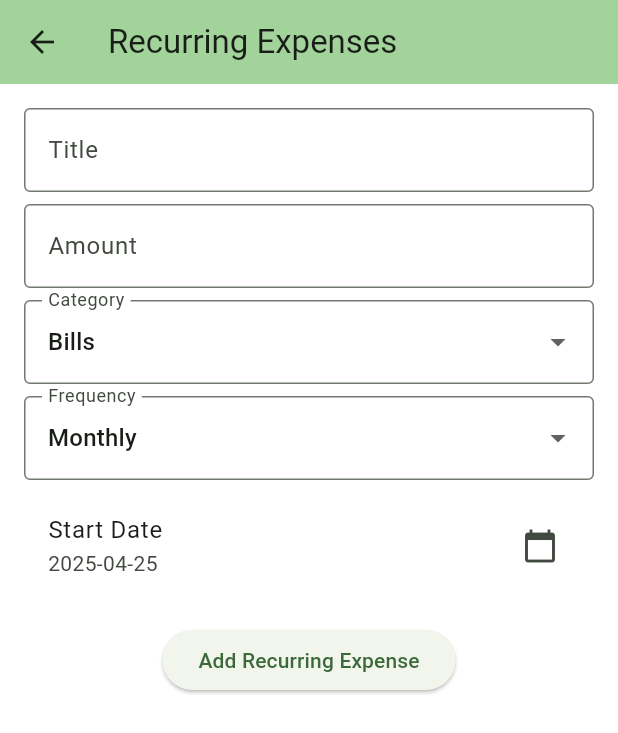
After one commit to AmbujKRai/BrokeNoMore, a Flutter app: the screen it shows after launch, after a tap on the "repeat" icon, on a phone screen of 412 x 824 dp. The commit adds this screen. Shown: the top 733 px of the screen. Run offline on Flutter 3.47's test engine with Material 3 defaults, Android fonts, the phone set to English and light mode, and no system bars; our stand-ins replace fl_chart, hive, hive_flutter, image_picker, shared_preferences; missing offline and left inert: google_mlkit_text_recognition; accounts and stored records are empty.

Commit message:
recurring expenses

```diff
--- /dev/null
+++ b/build.yaml
@@ -0,0 +1,6 @@
+targets:
+  $default:
+    builders:
+      hive_generator:
+        generate_for:
+          - lib/models/**.dart
--- a/lib/main.dart
+++ b/lib/main.dart
@@ -5,12 +5,14 @@ import 'package:provider/provider.dart';
 import 'receipt_scanner.dart';
 import 'theme_provider.dart';
 import 'expense_analysis.dart';
+import 'screens/recurring_expenses_screen.dart';
+import 'models/recurring_expense.dart';
 
 void main() async {
   WidgetsFlutterBinding.ensureInitialized();
   await Hive.initFlutter();
   final expenseBox = await Hive.openBox('expenseBox');
-  await expenseBox.clear(); // Clear any corrupted data
+  final recurringBox = await Hive.openBox('recurringExpenses');
   runApp(
     ChangeNotifierProvider(
       create: (_) => ThemeProvider(),
@@ -44,7 +46,9 @@ class MyHomePage extends StatefulWidget {
 
 class _MyHomePageState extends State<MyHomePage> {
   final _expenseBox = Hive.box('expenseBox');
+  final _recurringBox = Hive.box('recurringExpenses');
   List<Map<String, dynamic>> _expenses = [];
+  List<Map<String, dynamic>> _recurringExpenses = [];
   final TextEditingController _amountController = TextEditingController();
   final TextEditingController _budgetController = TextEditingController();
   String _selectedCategory = 'Food';
@@ -55,6 +59,7 @@ class _MyHomePageState extends State<MyHomePage> {
     super.initState();
     _loadExpenses();
     _loadBudget();
+    _loadRecurringExpenses();
   }
 
   void _loadExpenses() {
@@ -74,6 +79,24 @@ class _MyHomePageState extends State<MyHomePage> {
   }
 
   void _saveBudget() => _expenseBox.put('budget', _budget);
+
+  void _loadRecurringExpenses() {
+    final savedRecurringExpenses = _recurringBox.get('expenses', defaultValue: []);
+    setState(() {
+      _recurringExpenses = List<Map<String, dynamic>>.from(
+        savedRecurringExpenses.map((e) => Map<String, dynamic>.from(e)),
+      );
+    });
+  }
+
+  List<RecurringExpense> _getUpcomingRecurringExpenses() {
+    final now = DateTime.now();
+    return _recurringExpenses
+        .map((e) => RecurringExpense.fromMap(e))
+        .where((e) => e.isActive && e.nextDueDate.isAfter(now))
+        .toList()
+      ..sort((a, b) => a.nextDueDate.compareTo(b.nextDueDate));
+  }
 
   @override
   void dispose() {
@@ -147,7 +170,7 @@ class _MyHomePageState extends State<MyHomePage> {
                 _expenses[index] = {
                   'amount': double.parse(_amountController.text),
                   'category': _selectedCategory,
-                  'date': _expenses[index]['date'], // Keep original date
+                  'date': _expenses[index]['date'],
                 };
                 _saveExpenses();
                 _amountController.clear();
@@ -192,19 +215,17 @@ class _MyHomePageState extends State<MyHomePage> {
     return totalSpent / _budget;
   }
 
-  // Helper method to prepare chart data
   List<BarChartGroupData> _prepareChartData() {
-    // Group expenses by date
+
     final Map<String, double> expensesByDate = {};
     for (var expense in _expenses) {
       final date = expense['date'] as String;
       expensesByDate[date] = (expensesByDate[date] ?? 0) + (expense['amount'] as double);
     }
 
-    // Convert to list and sort by date
     final sortedDates = expensesByDate.keys.toList()..sort();
 
-    // Return bar chart data
+
     return List.generate(
       sortedDates.length,
           (index) {
@@ -230,12 +251,24 @@ class _MyHomePageState extends State<MyHomePage> {
     final totalSpent = _expenses.fold(0.0, (sum, e) => sum + (e['amount'] as double));
     final progress = _calculateBudgetProgress();
     final themeProvider = Provider.of<ThemeProvider>(context);
+    final upcomingRecurring = _getUpcomingRecurringExpenses();
 
     return Scaffold(
       appBar: AppBar(
         title: Text(widget.title),
         backgroundColor: Theme.of(context).colorScheme.inversePrimary,
         actions: [
+          IconButton(
+            icon: const Icon(Icons.repeat),
+            onPressed: () {
+              Navigator.push(
+                context,
+                MaterialPageRoute(
+                  builder: (context) => const RecurringExpensesScreen(),
+                ),
+              ).then((_) => setState(() => _loadRecurringExpenses()));
+            },
+          ),
           IconButton(
             icon: const Icon(Icons.analytics),
             onPressed: () {
@@ -258,7 +291,7 @@ class _MyHomePageState extends State<MyHomePage> {
           padding: const EdgeInsets.all(16.0),
           child: Column(
             children: [
-              // Budget Input
+
               TextField(
                 controller: _budgetController,
                 keyboardType: TextInputType.number,
@@ -281,7 +314,7 @@ class _MyHomePageState extends State<MyHomePage> {
                 ),
               ),
               const SizedBox(height: 16),
-              // Budget Progress
+
               Column(
                 crossAxisAlignment: CrossAxisAlignment.start,
                 children: [
@@ -304,7 +337,7 @@ class _MyHomePageState extends State<MyHomePage> {
                 ],
               ),
               const Divider(),
-              // Chart
+
               Container(
                 height: 200,
                 padding: const EdgeInsets.symmetric(vertical: 10),
@@ -348,7 +381,7 @@ class _MyHomePageState extends State<MyHomePage> {
                       ),
               ),
               const Divider(),
-              // Expense Input
+
               Wrap(
                 spacing: 8,
                 runSpacing: 8,
@@ -390,7 +423,7 @@ class _MyHomePageState extends State<MyHomePage> {
                 ],
               ),
               const SizedBox(height: 16),
-              // Scan Receipt Button
+
               ElevatedButton.icon(
                 onPressed: () {
                   Navigator.push(
@@ -415,7 +448,7 @@ class _MyHomePageState extends State<MyHomePage> {
                 label: const Text('Scan Receipt'),
               ),
               const SizedBox(height: 16),
-              // Expense List
+
               Container(
                 height: 200,
                 child: ListView.builder(
@@ -442,6 +475,52 @@ class _MyHomePageState extends State<MyHomePage> {
                   },
                 ),
               ),
+
+              if (upcomingRecurring.isNotEmpty) ...[
+                const Divider(),
+                const Text(
+                  'Upcoming Recurring Expenses',
+                  style: TextStyle(
+                    fontSize: 18,
+                    fontWeight: FontWeight.bold,
+                  ),
+                ),
+                const SizedBox(height: 8),
+                ListView.builder(
+                  shrinkWrap: true,
+                  physics: const NeverScrollableScrollPhysics(),
+                  itemCount: upcomingRecurring.length,
+                  itemBuilder: (context, index) {
+                    final expense = upcomingRecurring[index];
+                    return ListTile(
+                      leading: const Icon(Icons.repeat),
+                      title: Text(expense.title),
+                      subtitle: Text(
+                        'Due: ${expense.nextDueDate.toString().split(' ')[0]}\n'
+                        '${expense.frequencyText} - ₹${expense.amount.toStringAsFixed(2)}',
+                      ),
+                      trailing: IconButton(
+                        icon: const Icon(Icons.add),
+                        onPressed: () {
+                          setState(() {
+                            _expenses.add({
+                              'amount': expense.amount,
+                              'category': expense.category,
+                              'date': DateTime.now().toString().split(' ')[0],
+                            });
+                            _saveExpenses();
+                          });
+                          ScaffoldMessenger.of(context).showSnackBar(
+                            const SnackBar(
+                              content: Text('Expense added successfully'),
+                            ),
+                          );
+                        },
+                      ),
+                    );
+                  },
+                ),
+              ],
             ],
           ),
         ),
--- /dev/null
+++ b/lib/models/recurring_expense.dart
@@ -0,0 +1,89 @@
+import 'package:hive/hive.dart';
+
+part 'recurring_expense.g.dart';
+
+@HiveType(typeId: 2)
+class RecurringExpense {
+  @HiveField(0)
+  final String id;
+
+  @HiveField(1)
+  final String title;
+
+  @HiveField(2)
+  final double amount;
+
+  @HiveField(3)
+  final String category;
+
+  @HiveField(4)
+  final int frequency; // 1: Daily, 7: Weekly, 30: Monthly
+
+  @HiveField(5)
+  final DateTime startDate;
+
+  @HiveField(6)
+  final DateTime? endDate;
+
+  @HiveField(7)
+  final bool isActive;
+
+  RecurringExpense({
+    required this.id,
+    required this.title,
+    required this.amount,
+    required this.category,
+    required this.frequency,
+    required this.startDate,
+    this.endDate,
+    this.isActive = true,
+  });
+
+  Map<String, dynamic> toMap() {
+    return {
+      'id': id,
+      'title': title,
+      'amount': amount,
+      'category': category,
+      'frequency': frequency,
+      'startDate': startDate.toIso8601String(),
+      'endDate': endDate?.toIso8601String(),
+      'isActive': isActive,
+    };
+  }
+
+  factory RecurringExpense.fromMap(Map<String, dynamic> map) {
+    return RecurringExpense(
+      id: map['id'],
+      title: map['title'],
+      amount: map['amount'],
+      category: map['category'],
+      frequency: map['frequency'],
+      startDate: DateTime.parse(map['startDate']),
+      endDate: map['endDate'] != null ? DateTime.parse(map['endDate']) : null,
+      isActive: map['isActive'],
+    );
+  }
+
+  String get frequencyText {
+    switch (frequency) {
+      case 1:
+        return 'Daily';
+      case 7:
+        return 'Weekly';
+      case 30:
+        return 'Monthly';
+      default:
+        return 'Custom';
+    }
+  }
+
+  DateTime get nextDueDate {
+    final now = DateTime.now();
+    if (now.isBefore(startDate)) return startDate;
+
+    final difference = now.difference(startDate).inDays;
+    final periods = (difference / frequency).ceil();
+    return startDate.add(Duration(days: periods * frequency));
+  }
+}
--- /dev/null
+++ b/lib/screens/recurring_expenses_screen.dart
@@ -0,0 +1,211 @@
+import 'package:flutter/material.dart';
+import 'package:hive_flutter/hive_flutter.dart';
+import '../models/recurring_expense.dart';
+import 'package:uuid/uuid.dart';
+
+class RecurringExpensesScreen extends StatefulWidget {
+  const RecurringExpensesScreen({super.key});
+
+  @override
+  State<RecurringExpensesScreen> createState() => _RecurringExpensesScreenState();
+}
+
+class _RecurringExpensesScreenState extends State<RecurringExpensesScreen> {
+  final _recurringBox = Hive.box('recurringExpenses');
+  final _titleController = TextEditingController();
+  final _amountController = TextEditingController();
+  String _selectedCategory = 'Bills';
+  int _selectedFrequency = 30; // Default to monthly
+  DateTime _startDate = DateTime.now();
+
+  @override
+  void dispose() {
+    _titleController.dispose();
+    _amountController.dispose();
+    super.dispose();
+  }
+
+  void _addRecurringExpense() {
+    final title = _titleController.text.trim();
+    final amount = double.tryParse(_amountController.text);
+
+    if (title.isEmpty || amount == null || amount <= 0) {
+      ScaffoldMessenger.of(context).showSnackBar(
+        const SnackBar(content: Text('Please enter valid details')),
+      );
+      return;
+    }
+
+    final expense = RecurringExpense(
+      id: const Uuid().v4(),
+      title: title,
+      amount: amount,
+      category: _selectedCategory,
+      frequency: _selectedFrequency,
+      startDate: _startDate,
+    );
+
+    final expenses = List<Map<String, dynamic>>.from(
+      _recurringBox.get('expenses', defaultValue: []),
+    );
+    expenses.add(expense.toMap());
+    _recurringBox.put('expenses', expenses);
+
+    _titleController.clear();
+    _amountController.clear();
+    setState(() {});
+  }
+
+  void _deleteRecurringExpense(int index) {
+    final expenses = List<Map<String, dynamic>>.from(
+      _recurringBox.get('expenses', defaultValue: []),
+    );
+    expenses.removeAt(index);
+    _recurringBox.put('expenses', expenses);
+    setState(() {});
+  }
+
+  void _toggleExpenseStatus(int index) {
+    final expenses = List<Map<String, dynamic>>.from(
+      _recurringBox.get('expenses', defaultValue: []),
+    );
+    final expense = RecurringExpense.fromMap(expenses[index]);
+    expenses[index] = RecurringExpense(
+      id: expense.id,
+      title: expense.title,
+      amount: expense.amount,
+      category: expense.category,
+      frequency: expense.frequency,
+      startDate: expense.startDate,
+      endDate: expense.endDate,
+      isActive: !expense.isActive,
+    ).toMap();
+    _recurringBox.put('expenses', expenses);
+    setState(() {});
+  }
+
+  @override
+  Widget build(BuildContext context) {
+    final expenses = List<Map<String, dynamic>>.from(
+      _recurringBox.get('expenses', defaultValue: []),
+    );
+
+    return Scaffold(
+      appBar: AppBar(
+        title: const Text('Recurring Expenses'),
+        backgroundColor: Theme.of(context).colorScheme.inversePrimary,
+      ),
+      body: Column(
+        children: [
+          Padding(
+            padding: const EdgeInsets.all(16.0),
+            child: Column(
+              children: [
+                TextField(
+                  controller: _titleController,
+                  decoration: const InputDecoration(
+                    labelText: 'Title',
+                    border: OutlineInputBorder(),
+                  ),
+                ),
+                const SizedBox(height: 8),
+                TextField(
+                  controller: _amountController,
+                  keyboardType: TextInputType.number,
+                  decoration: const InputDecoration(
+                    labelText: 'Amount',
+                    border: OutlineInputBorder(),
+                  ),
+                ),
+                const SizedBox(height: 8),
+                DropdownButtonFormField<String>(
+                  value: _selectedCategory,
+                  decoration: const InputDecoration(
+                    labelText: 'Category',
+                    border: OutlineInputBorder(),
+                  ),
+                  items: const [
+                    DropdownMenuItem(value: 'Bills', child: Text('Bills')),
+                    DropdownMenuItem(value: 'Subscription', child: Text('Subscription')),
+                    DropdownMenuItem(value: 'Rent', child: Text('Rent')),
+                    DropdownMenuItem(value: 'Other', child: Text('Other')),
+                  ],
+                  onChanged: (value) => setState(() => _selectedCategory = value!),
+                ),
+                const SizedBox(height: 8),
+                DropdownButtonFormField<int>(
+                  value: _selectedFrequency,
+                  decoration: const InputDecoration(
+                    labelText: 'Frequency',
+                    border: OutlineInputBorder(),
+                  ),
+                  items: const [
+                    DropdownMenuItem(value: 1, child: Text('Daily')),
+                    DropdownMenuItem(value: 7, child: Text('Weekly')),
+                    DropdownMenuItem(value: 30, child: Text('Monthly')),
+                  ],
+                  onChanged: (value) => setState(() => _selectedFrequency = value!),
+                ),
+                const SizedBox(height: 8),
+                ListTile(
+                  title: const Text('Start Date'),
+                  subtitle: Text(_startDate.toString().split(' ')[0]),
+                  trailing: const Icon(Icons.calendar_today),
+                  onTap: () async {
+                    final date = await showDatePicker(
+                      context: context,
+                      initialDate: _startDate,
+                      firstDate: DateTime.now(),
+                      lastDate: DateTime.now().add(const Duration(days: 365 * 5)),
+                    );
+                    if (date != null) {
+                      setState(() => _startDate = date);
+                    }
+                  },
+                ),
+                const SizedBox(height: 16),
+                ElevatedButton(
+                  onPressed: _addRecurringExpense,
+                  child: const Text('Add Recurring Expense'),
+                ),
+              ],
+            ),
+          ),
+          Expanded(
+            child: ListView.builder(
+              itemCount: expenses.length,
+              itemBuilder: (context, index) {
+                final expense = RecurringExpense.fromMap(expenses[index]);
+                return Dismissible(
+                  key: Key(expense.id),
+                  onDismissed: (_) => _deleteRecurringExpense(index),
+                  background: Container(
+                    color: Colors.red,
+                    alignment: Alignment.centerRight,
+                    padding: const EdgeInsets.only(right: 16),
+                    child: const Icon(Icons.delete, color: Colors.white),
+                  ),
+                  child: ListTile(
+                    leading: Icon(
+                      expense.isActive ? Icons.check_circle : Icons.cancel,
+                      color: expense.isActive ? Colors.green : Colors.red,
+                    ),
+                    title: Text(expense.title),
+                    subtitle: Text(
+                      '${expense.frequencyText} - ₹${expense.amount.toStringAsFixed(2)}\n'
+                      'Next due: ${expense.nextDueDate.toString().split(' ')[0]}',
+                    ),
+                    trailing: IconButton(
+                      icon: const Icon(Icons.edit),
+                      onPressed: () => _toggleExpenseStatus(index),
+                    ),
+                  ),
+                );
+              },
+            ),
+          ),
+        ],
+      ),
+    );
+  }
+}
--- a/pubspec.yaml
+++ b/pubspec.yaml
@@ -38,6 +38,7 @@ dependencies:
   path_provider: ^2.1.2
   provider: ^6.1.1
   shared_preferences: ^2.2.2
+  uuid: ^4.3.3
 
   # The following adds the Cupertino Icons font to your application.
   # Use with the CupertinoIcons class for iOS style icons.
@@ -53,6 +54,8 @@ dev_dependencies:
   # package. See that file for information about deactivating specific lint
   # rules and activating additional ones.
   flutter_lints: ^5.0.0
+  build_runner: ^2.4.8
+  hive_generator: ^2.0.1
 
 # For information on the generic Dart part of this file, see the
 # following page: https://dart.dev/tools/pub/pubspec
```
Also changed, not shown: lib/models/recurring_expense.g.dart (added), pubspec.lock.
